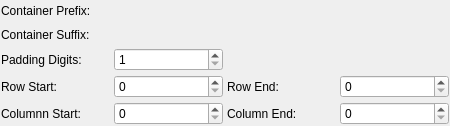
Qt form Source/SVWidgetsLib/FilterParameterWidgets/UI_Files/MontageSelectionWidget.ui (BlueQuartzSoftware/SIMPL) before a commit.
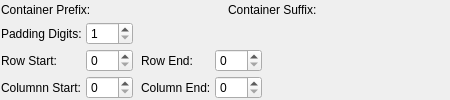
The same form after that commit. Custom widgets are drawn as their Qt base class.

Commit message:
Added MontageSelectionFilterParameter and MontageSelection utility
* Added MontageSelectionFilterParameter to match MontageSelectionWidget.
* Added MontageSelection as the base value for MontageSelectionFilterParameter.
* Updated GenericExample to display MontageSelectionWidget.

What changed in the file:
```diff
--- a/Source/SVWidgetsLib/FilterParameterWidgets/UI_Files/MontageSelectionWidget.ui
+++ b/Source/SVWidgetsLib/FilterParameterWidgets/UI_Files/MontageSelectionWidget.ui
@@ -7,7 +7,7 @@
     <x>0</x>
     <y>0</y>
     <width>450</width>
-    <height>126</height>
+    <height>100</height>
    </rect>
   </property>
   <property name="windowTitle">
@@ -29,7 +29,73 @@
    <property name="spacing">
     <number>4</number>
    </property>
-   <item row="0" column="0" colspan="4">
+   <item row="1" column="1">
+    <widget class="QSpinBox" name="paddingSpinBox">
+     <property name="sizePolicy">
+      <sizepolicy hsizetype="Preferred" vsizetype="Fixed">
+       <horstretch>0</horstretch>
+       <verstretch>0</verstretch>
+      </sizepolicy>
+     </property>
+     <property name="minimum">
+      <number>1</number>
+     </property>
+    </widget>
+   </item>
+   <item row="3" column="1">
+    <widget class="QSpinBox" name="colStartSpinBox">
+     <property name="sizePolicy">
+      <sizepolicy hsizetype="Preferred" vsizetype="Fixed">
+       <horstretch>0</horstretch>
+       <verstretch>0</verstretch>
+      </sizepolicy>
+     </property>
+     <property name="maximum">
+      <number>999</number>
+     </property>
+    </widget>
+   </item>
+   <item row="1" column="0">
+    <widget class="QLabel" name="label_7">
+     <property name="text">
+      <string>Padding Digits:</string>
+     </property>
+    </widget>
+   </item>
+   <item row="2" column="0">
+    <widget class="QLabel" name="label_3">
+     <property name="text">
+      <string>Row Start:</string>
+     </property>
+    </widget>
+   </item>
+   <item row="2" column="5">
+    <spacer name="horizontalSpacer">
+     <property name="orientation">
+      <enum>Qt::Horizontal</enum>
+     </property>
+     <property name="sizeHint" stdset="0">
+      <size>
+       <width>40</width>
+       <height>20</height>
+      </size>
+     </property>
+    </spacer>
+   </item>
+   <item row="2" column="1">
+    <widget class="QSpinBox" name="rowStartSpinBox">
+     <property name="sizePolicy">
+      <sizepolicy hsizetype="Preferred" vsizetype="Fixed">
+       <horstretch>0</horstretch>
+       <verstretch>0</verstretch>
+      </sizepolicy>
+     </property>
+     <property name="maximum">
+      <number>999</number>
+     </property>
+    </widget>
+   </item>
+   <item row="0" column="0" colspan="6">
     <widget class="QWidget" name="widget_3" native="true">
      <property name="sizePolicy">
       <sizepolicy hsizetype="Preferred" vsizetype="Minimum">
@@ -53,6 +119,16 @@
       <property name="spacing">
        <number>4</number>
       </property>
+      <item row="0" column="1">
+       <widget class="QtSStringEdit" name="prefixStringEdit" native="true">
+        <property name="sizePolicy">
+         <sizepolicy hsizetype="MinimumExpanding" vsizetype="Preferred">
+          <horstretch>0</horstretch>
+          <verstretch>0</verstretch>
+         </sizepolicy>
+        </property>
+       </widget>
+      </item>
       <item row="0" column="0">
        <widget class="QLabel" name="label">
         <property name="text">
@@ -60,24 +136,14 @@
         </property>
        </widget>
       </item>
-      <item row="0" column="1">
-       <widget class="QtSStringEdit" name="prefixStringEdit" native="true">
-        <property name="sizePolicy">
-         <sizepolicy hsizetype="MinimumExpanding" vsizetype="Preferred">
-          <horstretch>0</horstretch>
-          <verstretch>0</verstretch>
-         </sizepolicy>
-        </property>
-       </widget>
-      </item>
-      <item row="1" column="0">
+      <item row="0" column="2">
        <widget class="QLabel" name="label_2">
         <property name="text">
          <string>Container Suffix:</string>
         </property>
        </widget>
       </item>
-      <item row="1" column="1">
+      <item row="0" column="3">
        <widget class="QtSStringEdit" name="suffixStringEdit" native="true">
         <property name="sizePolicy">
          <sizepolicy hsizetype="MinimumExpanding" vsizetype="Preferred">
@@ -90,40 +156,6 @@
      </layout>
     </widget>
    </item>
-   <item row="1" column="0">
-    <widget class="QLabel" name="label_7">
-     <property name="text">
-      <string>Padding Digits:</string>
-     </property>
-    </widget>
-   </item>
-   <item row="1" column="1">
-    <widget class="QSpinBox" name="paddingSpinBox">
-     <property name="minimum">
-      <number>1</number>
-     </property>
-    </widget>
-   </item>
-   <item row="2" column="0">
-    <widget class="QLabel" name="label_3">
-     <property name="text">
-      <string>Row Start:</string>
-     </property>
-    </widget>
-   </item>
-   <item row="2" column="1">
-    <widget class="QSpinBox" name="rowStartSpinBox"/>
-   </item>
-   <item row="2" column="2">
-    <widget class="QLabel" name="label_4">
-     <property name="text">
-      <string>Row End:</string>
-     </property>
-    </widget>
-   </item>
-   <item row="2" column="3">
-    <widget class="QSpinBox" name="rowEndSpinBox"/>
-   </item>
    <item row="3" column="0">
     <widget class="QLabel" name="label_5">
      <property name="text">
@@ -131,18 +163,45 @@
      </property>
     </widget>
    </item>
-   <item row="3" column="1">
-    <widget class="QSpinBox" name="colStartSpinBox"/>
-   </item>
-   <item row="3" column="2">
+   <item row="3" column="3">
     <widget class="QLabel" name="label_6">
      <property name="text">
       <string>Column End:</string>
      </property>
     </widget>
    </item>
-   <item row="3" column="3">
-    <widget class="QSpinBox" name="colEndSpinBox"/>
+   <item row="3" column="4">
+    <widget class="QSpinBox" name="colEndSpinBox">
+     <property name="sizePolicy">
+      <sizepolicy hsizetype="Preferred" vsizetype="Fixed">
+       <horstretch>0</horstretch>
+       <verstretch>0</verstretch>
+      </sizepolicy>
+     </property>
+     <property name="maximum">
+      <number>999</number>
+     </property>
+    </widget>
+   </item>
+   <item row="2" column="3">
+    <widget class="QLabel" name="label_4">
+     <property name="text">
+      <string>Row End:</string>
+     </property>
+    </widget>
+   </item>
+   <item row="2" column="4">
+    <widget class="QSpinBox" name="rowEndSpinBox">
+     <property name="sizePolicy">
+      <sizepolicy hsizetype="Preferred" vsizetype="Fixed">
+       <horstretch>0</horstretch>
+       <verstretch>0</verstretch>
+      </sizepolicy>
+     </property>
+     <property name="maximum">
+      <number>999</number>
+     </property>
+    </widget>
    </item>
   </layout>
  </widget>
```
The commit also changes 10 other files.
